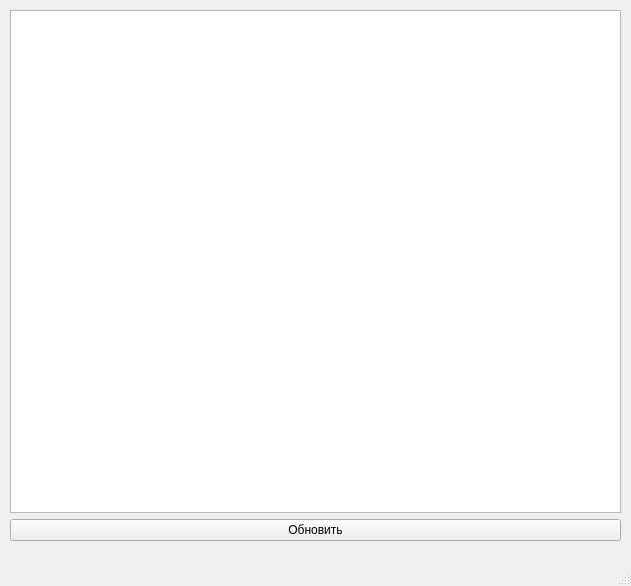
Above: main.ui from aaartamoshaaa/Cofee before the change. Below: the same form after it.
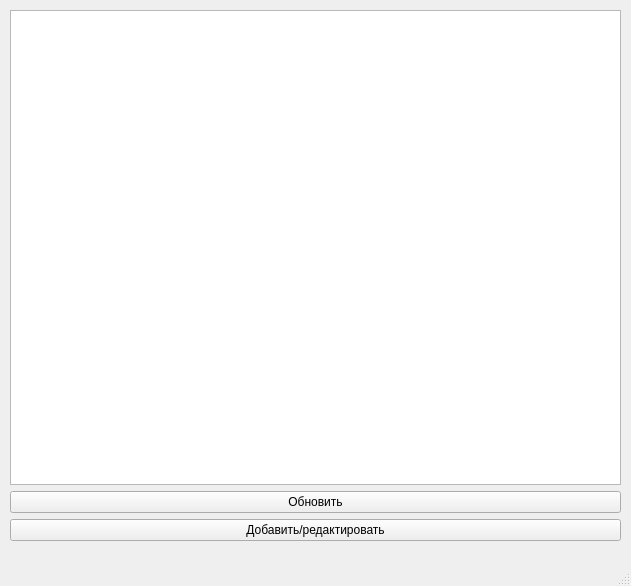
That is the form after the change.

Diff of the .ui file:
```diff
--- a/main.ui
+++ b/main.ui
@@ -34,6 +34,13 @@
        </property>
       </widget>
      </item>
+     <item>
+      <widget class="QPushButton" name="pushButton_2">
+       <property name="text">
+        <string>Добавить/редактировать</string>
+       </property>
+      </widget>
+     </item>
     </layout>
    </widget>
   </widget>
```
